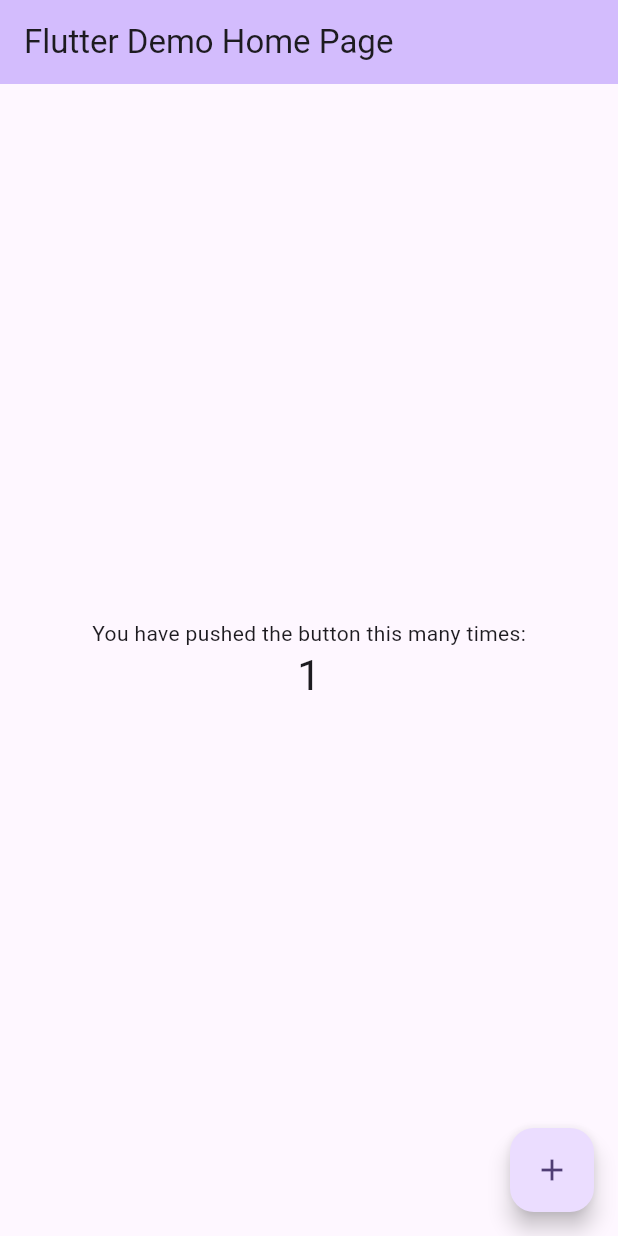
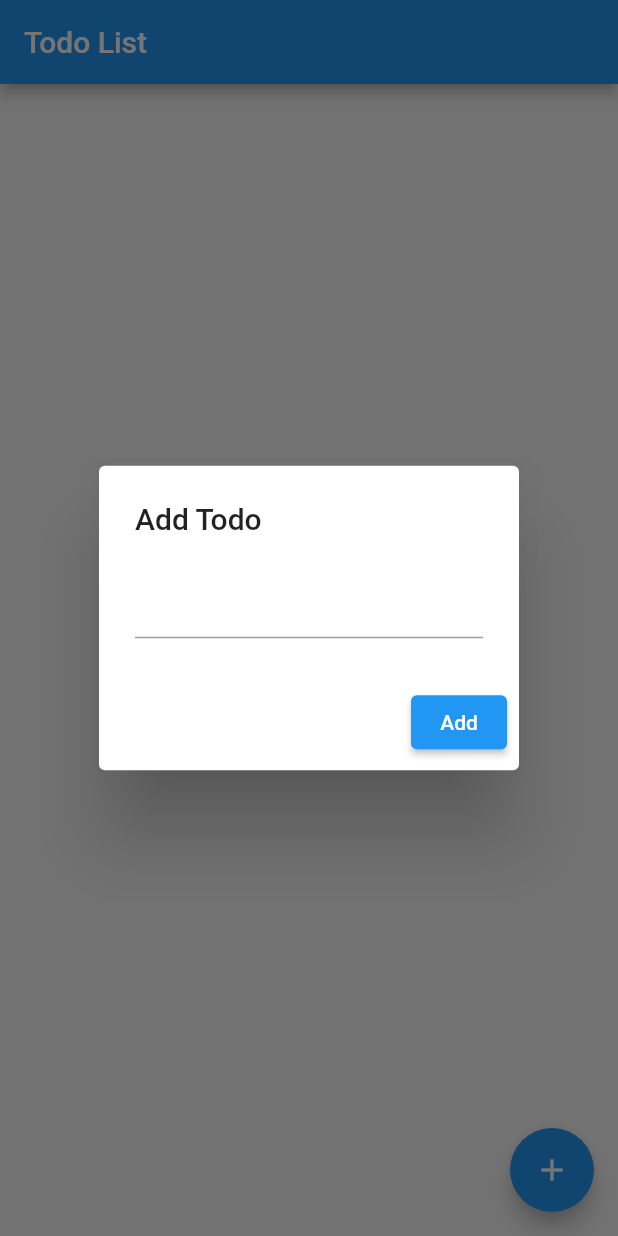
Before and after one commit to M1lkTea114/todo_list, a Flutter app: the screen it shows after launch, after a tap on the "add" icon, on a phone screen of 412 x 824 dp. Run offline on Flutter 3.47's test engine with Material 2 defaults, Android fonts, the phone set to English and light mode, and no system bars.

Commit message:
init todo list

```diff
--- a/lib/main.dart
+++ b/lib/main.dart
@@ -1,125 +1,116 @@
 import 'package:flutter/material.dart';
 
 void main() {
-  runApp(const MyApp());
+  runApp(TodoApp());
 }
 
-class MyApp extends StatelessWidget {
-  const MyApp({super.key});
-
-  // This widget is the root of your application.
+class TodoApp extends StatelessWidget {
   @override
   Widget build(BuildContext context) {
     return MaterialApp(
-      title: 'Flutter Demo',
+      title: 'Todo App',
       theme: ThemeData(
-        // This is the theme of your application.
-        //
-        // TRY THIS: Try running your application with "flutter run". You'll see
-        // the application has a blue toolbar. Then, without quitting the app,
-        // try changing the seedColor in the colorScheme below to Colors.green
-        // and then invoke "hot reload" (save your changes or press the "hot
-        // reload" button in a Flutter-supported IDE, or press "r" if you used
-        // the command line to start the app).
-        //
-        // Notice that the counter didn't reset back to zero; the application
-        // state is not lost during the reload. To reset the state, use hot
-        // restart instead.
-        //
-        // This works for code too, not just values: Most code changes can be
-        // tested with just a hot reload.
-        colorScheme: ColorScheme.fromSeed(seedColor: Colors.deepPurple),
-        useMaterial3: true,
+        primarySwatch: Colors.blue,
       ),
-      home: const MyHomePage(title: 'Flutter Demo Home Page'),
+      home: TodoListScreen(),
     );
   }
 }
 
-class MyHomePage extends StatefulWidget {
-  const MyHomePage({super.key, required this.title});
-
-  // This widget is the home page of your application. It is stateful, meaning
-  // that it has a State object (defined below) that contains fields that affect
-  // how it looks.
-
-  // This class is the configuration for the state. It holds the values (in this
-  // case the title) provided by the parent (in this case the App widget) and
-  // used by the build method of the State. Fields in a Widget subclass are
-  // always marked "final".
-
-  final String title;
-
+class TodoListScreen extends StatefulWidget {
   @override
-  State<MyHomePage> createState() => _MyHomePageState();
+  _TodoListScreenState createState() => _TodoListScreenState();
 }
 
-class _MyHomePageState extends State<MyHomePage> {
-  int _counter = 0;
+class _TodoListScreenState extends State<TodoListScreen> {
+  List<Todo> todos = [];
 
-  void _incrementCounter() {
+  void addTodo() {
+    showDialog(
+      context: context,
+      builder: (BuildContext context) {
+        String newTodoTitle = '';
+
+        return AlertDialog(
+          title: Text('Add Todo'),
+          content: TextField(
+            onChanged: (value) {
+              newTodoTitle = value;
+            },
+          ),
+          actions: [
+            ElevatedButton(
+              onPressed: () {
+                setState(() {
+                  todos.add(Todo(
+                    title: newTodoTitle,
+                    completed: false,
+                  ));
+                });
+                Navigator.of(context).pop();
+              },
+              child: Text('Add'),
+            ),
+          ],
+        );
+      },
+    );
+  }
+
+  void toggleTodoCompleted(int index) {
     setState(() {
-      // This call to setState tells the Flutter framework that something has
-      // changed in this State, which causes it to rerun the build method below
-      // so that the display can reflect the updated values. If we changed
-      // _counter without calling setState(), then the build method would not be
-      // called again, and so nothing would appear to happen.
-      _counter++;
+      todos[index].completed = !todos[index].completed;
+    });
+  }
+
+  void deleteTodo(int index) {
+    setState(() {
+      todos.removeAt(index);
     });
   }
 
   @override
   Widget build(BuildContext context) {
-    // This method is rerun every time setState is called, for instance as done
-    // by the _incrementCounter method above.
-    //
-    // The Flutter framework has been optimized to make rerunning build methods
-    // fast, so that you can just rebuild anything that needs updating rather
-    // than having to individually change instances of widgets.
     return Scaffold(
       appBar: AppBar(
-        // TRY THIS: Try changing the color here to a specific color (to
-        // Colors.amber, perhaps?) and trigger a hot reload to see the AppBar
-        // change color while the other colors stay the same.
-        backgroundColor: Theme.of(context).colorScheme.inversePrimary,
-        // Here we take the value from the MyHomePage object that was created by
-        // the App.build method, and use it to set our appbar title.
-        title: Text(widget.title),
+        title: Text('Todo List'),
       ),
-      body: Center(
-        // Center is a layout widget. It takes a single child and positions it
-        // in the middle of the parent.
-        child: Column(
-          // Column is also a layout widget. It takes a list of children and
-          // arranges them vertically. By default, it sizes itself to fit its
-          // children horizontally, and tries to be as tall as its parent.
-          //
-          // Column has various properties to control how it sizes itself and
-          // how it positions its children. Here we use mainAxisAlignment to
-          // center the children vertically; the main axis here is the vertical
-          // axis because Columns are vertical (the cross axis would be
-          // horizontal).
-          //
-          // TRY THIS: Invoke "debug painting" (choose the "Toggle Debug Paint"
-          // action in the IDE, or press "p" in the console), to see the
-          // wireframe for each widget.
-          mainAxisAlignment: MainAxisAlignment.center,
-          children: <Widget>[
-            const Text(
-              'You have pushed the button this many times:',
+      body: ListView.builder(
+        itemCount: todos.length,
+        itemBuilder: (BuildContext context, int index) {
+          return ListTile(
+            leading: Checkbox(
+              value: todos[index].completed,
+              onChanged: (value) {
+                toggleTodoCompleted(index);
+              },
             ),
-            Text(
-              '$_counter',
-              style: Theme.of(context).textTheme.headlineMedium,
+            title: Text(todos[index].title),
+            trailing: IconButton(
+              icon: Icon(Icons.delete),
+              onPressed: () {
+                deleteTodo(index);
+              },
             ),
-          ],
-        ),
+          );
+        },
       ),
       floatingActionButton: FloatingActionButton(
-        onPressed: _incrementCounter,
-        tooltip: 'Increment',
-        child: const Icon(Icons.add),
-      ), // This trailing comma makes auto-formatting nicer for build methods.
+        onPressed: () {
+          addTodo();
+        },
+        child: Icon(Icons.add),
+      ),
     );
   }
 }
+
+class Todo {
+  String title;
+  bool completed;
+
+  Todo({
+    required this.title,
+    required this.completed,
+  });
+}
```
Also changed, not shown: 1 other file.
